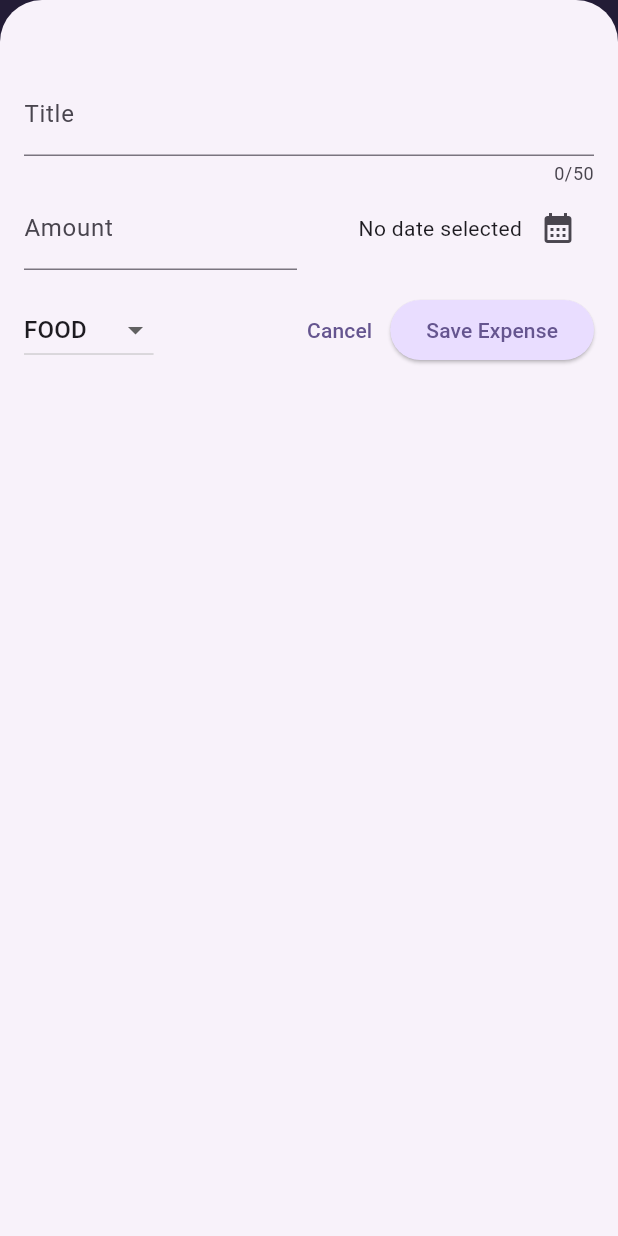
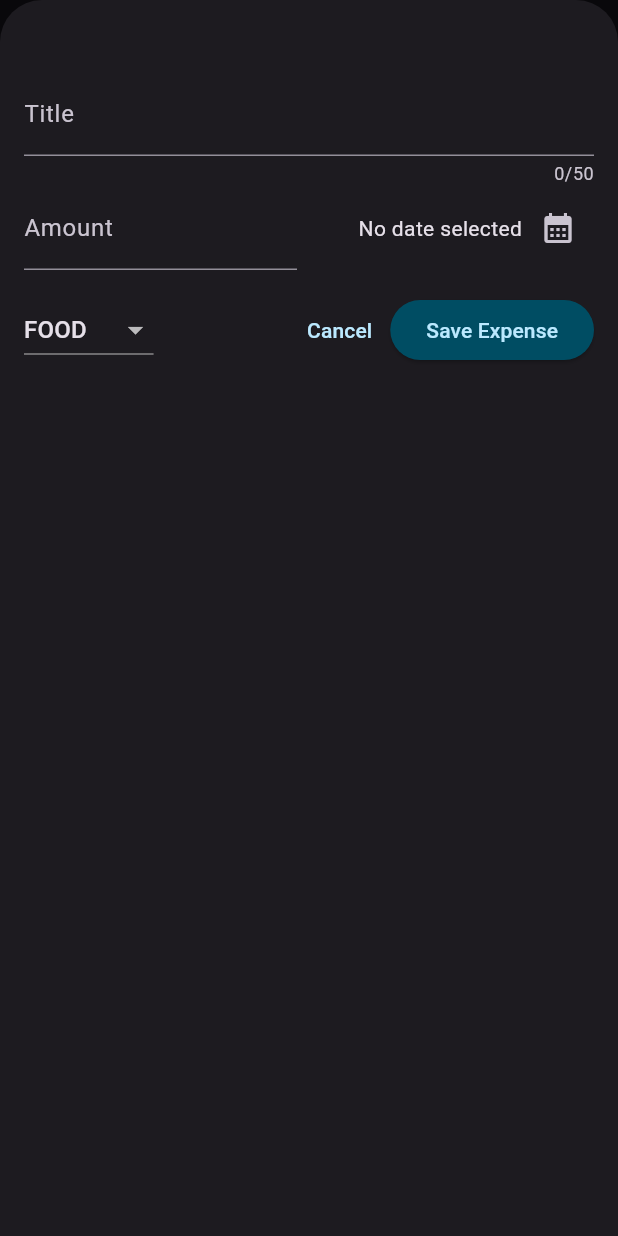
Before and after one commit to VatthanaB/Flutter-expense_tracker, a Flutter app: the screen it shows after launch, after a tap on the "add" icon, on a phone screen of 412 x 824 dp. Run offline on Flutter 3.47's test engine with Material 3 defaults, Android fonts, the phone set to English and light mode, and no system bars; our stand-ins replace device_preview.

Commit message:
Add Pod project reference to Runner.xcworkspace Import chart.dart and add Chart widget to Expenses Enable Device Preview and wrap the app with DevicePreview Update color schemes and remove commented code

```diff
--- a/lib/main.dart
+++ b/lib/main.dart
@@ -1,36 +1,20 @@
 import 'package:flutter/material.dart';
-// import 'package:device_preview/device_preview.dart';
+import 'package:device_preview/device_preview.dart';
 import 'package:expense_tracker/widgets/expenses.dart';
 
-// void main() => runApp(
-//       DevicePreview(
-//         enabled: true,
-//         builder: (context) => MyApp(), // Wrap your app
-//       ),
-//     );
+void main() => runApp(
+      DevicePreview(
+        enabled: true,
+        builder: (context) => MyApp(), // Wrap your app
+      ),
+    );
 
-// class MyApp extends StatelessWidget {
-//   @override
-//   Widget build(BuildContext context) {
-//     return MaterialApp(
-//       locale: DevicePreview.locale(context),
-//       builder: DevicePreview.appBuilder,
-//       theme: ThemeData.light(),
-//       darkTheme: ThemeData.dark(),
-//       home: const Expenses(),
-//     );
-//   }
-// }
-
-var kColorScheme =
-    ColorScheme.fromSeed(seedColor: const Color.fromARGB(255, 96, 59, 181));
-
-var kDarkColorScheme = ColorScheme.fromSeed(
-    brightness: Brightness.dark,
-    seedColor: const Color.fromARGB(255, 5, 99, 125));
-void main() {
-  runApp(
-    MaterialApp(
+class MyApp extends StatelessWidget {
+  @override
+  Widget build(BuildContext context) {
+    return MaterialApp(
+      locale: DevicePreview.locale(context),
+      builder: DevicePreview.appBuilder,
       darkTheme: ThemeData.dark().copyWith(
         cardTheme: const CardTheme().copyWith(
           color: kDarkColorScheme.secondaryContainer,
@@ -73,8 +57,65 @@ void main() {
                   color: kColorScheme.onSecondaryContainer,
                 ),
               )),
-      // themeMode: ThemeMode.dark,
+      themeMode: ThemeMode.dark,
       home: const Expenses(),
-    ),
-  );
+    );
+  }
 }
+
+var kColorScheme =
+    ColorScheme.fromSeed(seedColor: const Color.fromARGB(255, 96, 59, 181));
+
+var kDarkColorScheme = ColorScheme.fromSeed(
+    brightness: Brightness.dark,
+    seedColor: const Color.fromARGB(255, 5, 99, 125));
+// void main() {
+//   runApp(
+//     MaterialApp(
+//       darkTheme: ThemeData.dark().copyWith(
+//         cardTheme: const CardTheme().copyWith(
+//           color: kDarkColorScheme.secondaryContainer,
+//           shadowColor: kDarkColorScheme.onPrimaryContainer,
+//           margin: const EdgeInsets.symmetric(horizontal: 16, vertical: 6),
+//         ),
+//         elevatedButtonTheme: ElevatedButtonThemeData(
+//           style: ElevatedButton.styleFrom(
+//             backgroundColor: kDarkColorScheme.primaryContainer,
+//             foregroundColor: kDarkColorScheme.onPrimaryContainer,
+//           ),
+//         ),
+//         textButtonTheme: TextButtonThemeData(
+//             style: TextButton.styleFrom(
+//           foregroundColor: kDarkColorScheme.onPrimaryContainer,
+//         )),
+
+//         //  ThemeData.dark(),
+//       ),
+//       theme: ThemeData().copyWith(
+//           colorScheme: kColorScheme,
+//           appBarTheme: const AppBarTheme().copyWith(
+//             backgroundColor: kColorScheme.onPrimaryContainer,
+//             foregroundColor: kColorScheme.primaryContainer,
+//           ),
+//           cardTheme: const CardTheme().copyWith(
+//             color: kColorScheme.secondaryContainer,
+//             shadowColor: kColorScheme.onPrimaryContainer,
+//             margin: const EdgeInsets.symmetric(horizontal: 16, vertical: 6),
+//           ),
+//           elevatedButtonTheme: ElevatedButtonThemeData(
+//             style: ElevatedButton.styleFrom(
+//               backgroundColor: kColorScheme.primaryContainer,
+//             ),
+//           ),
+//           textTheme: ThemeData().textTheme.copyWith(
+//                 titleLarge: TextStyle(
+//                   fontSize: 18,
+//                   fontWeight: FontWeight.bold,
+//                   color: kColorScheme.onSecondaryContainer,
+//                 ),
+//               )),
+//       // themeMode: ThemeMode.dark,
+//       home: const Expenses(),
+//     ),
+//   );
+// }
--- a/lib/widgets/expenses.dart
+++ b/lib/widgets/expenses.dart
@@ -1,3 +1,6 @@
+import 'dart:math';
+
+import 'package:expense_tracker/widgets/chart/chart.dart';
 import 'package:expense_tracker/widgets/expenses_list/expenses_list.dart';
 import 'package:expense_tracker/models/expense.dart';
 import 'package:expense_tracker/widgets/new_expense.dart';
@@ -89,7 +92,7 @@ class _ExpensesState extends State<Expenses> {
       ),
       body: Column(
         children: [
-          const Text('The chart'),
+          Chart(expenses: _registeredExpenses),
           Expanded(
             child: mainContent,
           )
```
Also changed, not shown: 3 other files.
